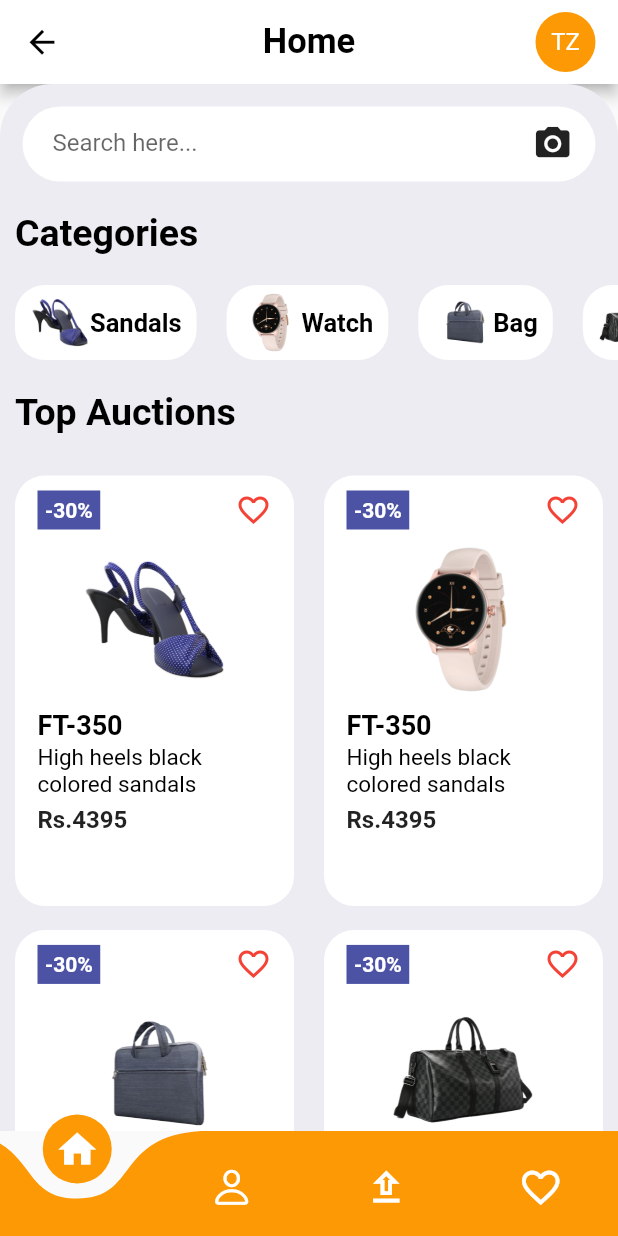
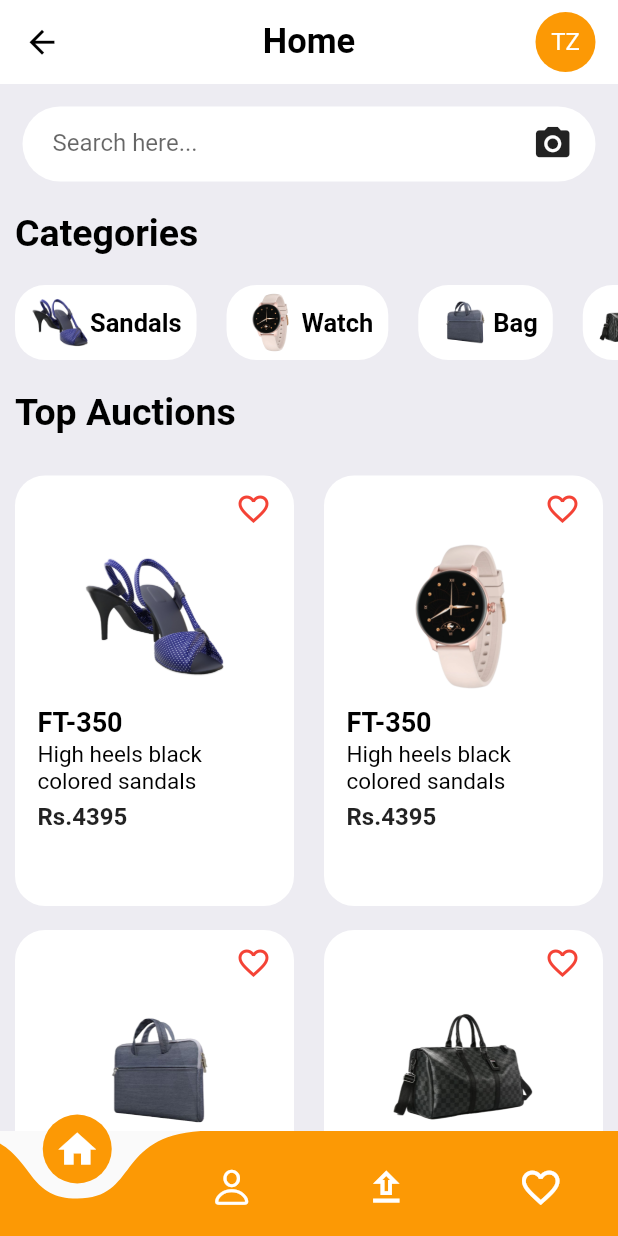
Before and after one commit to Muzammil-Ali-Khan/Bidverse-Frontend, a Flutter app: the screen it shows after launch, on a phone screen of 412 x 824 dp. Run offline on Flutter 3.47's test engine with Material 2 defaults, Android fonts, the light colour scheme and no system bars; drawn by our look-alikes of curved_navigation_bar; our stand-ins replace badges; generated files the repository leaves out were written again.

Commit message:
fix: border and badge removed

```diff
--- a/lib/screens/home_screen.dart
+++ b/lib/screens/home_screen.dart
@@ -20,10 +20,11 @@ class HomeScreen extends StatelessWidget {
           padding: EdgeInsets.only(top: 15),
           decoration: BoxDecoration(
             color: Color(0xFFEDECF2),
-              borderRadius: BorderRadius.only(
-                topLeft: Radius.circular((35)),
-                topRight: Radius.circular(35),
-              )),
+            // borderRadius: BorderRadius.only(
+            //   topLeft: Radius.circular((35)),
+            //   topRight: Radius.circular(35),
+            // ),
+          ),
           child: Column(
             children: [
               Container(
@@ -84,8 +85,7 @@ class HomeScreen extends StatelessWidget {
               ),
               Container(
                 alignment: Alignment.centerLeft,
-                margin:
-                    const EdgeInsets.symmetric(vertical: 20, horizontal: 10),
+                margin: const EdgeInsets.symmetric(vertical: 20, horizontal: 10),
                 child: const Text(
                   "Top Auctions",
                   style: TextStyle(
@@ -95,37 +95,20 @@ class HomeScreen extends StatelessWidget {
                   ),
                 ),
               ),
-              GridView.count(
-                  childAspectRatio: 0.68,
-                  physics: NeverScrollableScrollPhysics(),
-                  crossAxisCount: 2,
-                  shrinkWrap: true,
-                  children: [
-                    ItemsWidget("FT-350", "High heels black colored sandals",
-                        "Rs.4395", 1, "-30%"),
-                    ItemsWidget("FT-350", "High heels black colored sandals",
-                        "Rs.4395", 2, "-30%"),
-                    ItemsWidget("FT-350", "High heels black colored sandals",
-                        "Rs.4395", 3, "-30%"),
-                    ItemsWidget("FT-350", "High heels black colored sandals",
-                        "Rs.4395", 4, "-30%"),
-                    ItemsWidget("FT-350", "High heels black colored sandals",
-                        "Rs.4395", 5, "-30%"),
-                    ItemsWidget("FT-350", "High heels black colored sandals",
-                        "Rs.4395", 6, "-30%"),
-                    ItemsWidget("FT-350", "High heels black colored sandals",
-                        "Rs.4395", 7, "-30%"),
+              GridView.count(childAspectRatio: 0.68, physics: NeverScrollableScrollPhysics(), crossAxisCount: 2, shrinkWrap: true, children: [
+                ItemsWidget("FT-350", "High heels black colored sandals", "Rs.4395", 1, "-30%"),
+                ItemsWidget("FT-350", "High heels black colored sandals", "Rs.4395", 2, "-30%"),
+                ItemsWidget("FT-350", "High heels black colored sandals", "Rs.4395", 3, "-30%"),
+                ItemsWidget("FT-350", "High heels black colored sandals", "Rs.4395", 4, "-30%"),
+                ItemsWidget("FT-350", "High heels black colored sandals", "Rs.4395", 5, "-30%"),
+                ItemsWidget("FT-350", "High heels black colored sandals", "Rs.4395", 6, "-30%"),
+                ItemsWidget("FT-350", "High heels black colored sandals", "Rs.4395", 7, "-30%"),
               ])
             ],
           ),
         )
       ]),
-      bottomNavigationBar: CurvedNavigationBar(
-          backgroundColor: Colors.transparent,
-          onTap: (index) {},
-          color: primaryColor,
-          height: 70,
-          items: [
+      bottomNavigationBar: CurvedNavigationBar(backgroundColor: Colors.transparent, onTap: (index) {}, color: primaryColor, height: 70, items: [
         Icon(Icons.home, size: 30, color: white),
         Icon(CupertinoIcons.person, size: 30, color: white),
         Icon(Icons.upload_outlined, size: 30, color: white),
--- a/lib/widgets/items.dart
+++ b/lib/widgets/items.dart
@@ -7,8 +7,7 @@ class ItemsWidget extends StatelessWidget {
   final String price;
   final int number;
   final String off;
-  const ItemsWidget(this.title, this.detail, this.price, this.number, this.off,
-      {super.key});
+  const ItemsWidget(this.title, this.detail, this.price, this.number, this.off, {super.key});
 
   @override
   Widget build(BuildContext context) {
@@ -22,20 +21,20 @@ class ItemsWidget extends StatelessWidget {
       child: Column(
         children: [
           Row(
-            mainAxisAlignment: MainAxisAlignment.spaceBetween,
+            mainAxisAlignment: MainAxisAlignment.end,
             children: [
-              Container(
-                padding: EdgeInsets.all(5),
-                decoration: BoxDecoration(color: Color(0xFF4C53A5)),
-                child: Text(
-                  off,
-                  style: TextStyle(
-                    fontSize: 14,
-                    color: white,
-                    fontWeight: FontWeight.bold,
-                  ),
-                ),
-              ),
+              // Container(
+              //   padding: EdgeInsets.all(5),
+              //   decoration: BoxDecoration(color: Color(0xFF4C53A5)),
+              //   child: Text(
+              //     off,
+              //     style: TextStyle(
+              //       fontSize: 14,
+              //       color: white,
+              //       fontWeight: FontWeight.bold,
+              //     ),
+              //   ),
+              // ),
               Icon(
                 Icons.favorite_border,
                 color: Colors.red,
@@ -58,8 +57,7 @@ class ItemsWidget extends StatelessWidget {
             alignment: Alignment.centerLeft,
             child: Text(
               title,
-              style: TextStyle(
-                  fontSize: 18, color: blackColor, fontWeight: FontWeight.bold),
+              style: TextStyle(fontSize: 18, color: blackColor, fontWeight: FontWeight.bold),
             ),
           ),
           Container(
```
Lines whose indentation alone changed are shown as unchanged.
